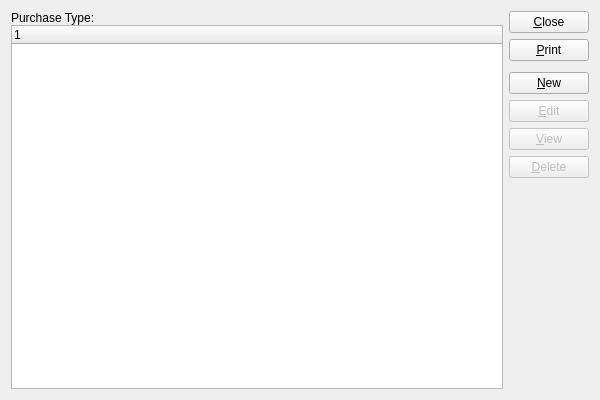
This is source/inventory/foundation-database/xtcore/tables/pkguiform/poTypes.ui in tomdatkins/xtuple as Qt 5 draws it before an edit. The edited form follows.
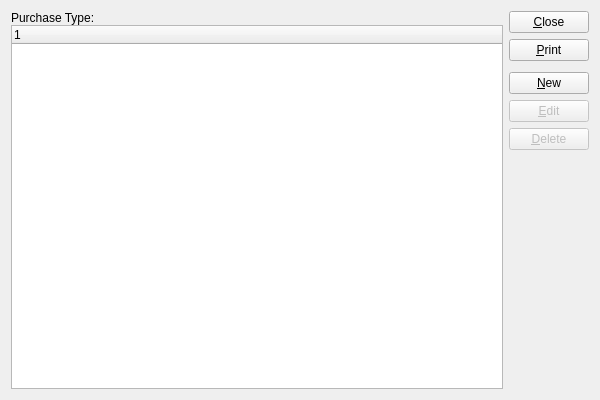
This is the edited form. Custom widgets are drawn as their Qt base class.

```diff
--- a/source/inventory/foundation-database/xtcore/tables/pkguiform/poTypes.ui
+++ b/source/inventory/foundation-database/xtcore/tables/pkguiform/poTypes.ui
@@ -87,16 +87,6 @@
        </property>
       </widget>
      </item>
-     <item>
-      <widget class="QPushButton" name="_view">
-       <property name="enabled">
-        <bool>false</bool>
-       </property>
-       <property name="text">
-        <string>&amp;View</string>
-       </property>
-      </widget>
-     </item>
      <item>
       <widget class="QPushButton" name="_delete">
        <property name="enabled">
```
Left out of the diff: 17 changed lines with no effect on the pictures.
